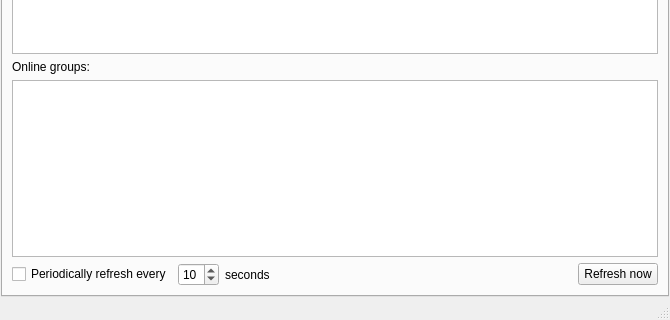
This is ddcn_control/MainWindow.ui in mgottschlag/ddcn as Qt 5 draws it before an edit; both pictures show x 0 to 670 and y 208 to 528 of the 670 by 528 pixel window. The edited form follows.
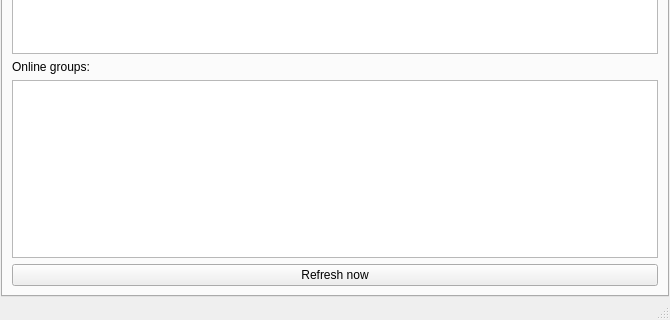
This is the edited form. The open tabs and pages were chosen to show the change. Icons and pictures are not drawn.

Commit message:
ddcn_control: Removed widgets to automatically refresh the network status.
This will not be implemented in time and is not of much use anyways.

```diff
--- a/ddcn_control/MainWindow.ui
+++ b/ddcn_control/MainWindow.ui
@@ -279,47 +279,17 @@
           </property>
          </widget>
         </item>
-        <item row="4" column="0">
-         <widget class="QCheckBox" name="autoRefresh">
-          <property name="text">
-           <string>Periodically refresh every</string>
-          </property>
-         </widget>
-        </item>
-        <item row="4" column="1">
-         <widget class="QSpinBox" name="refreshInterval">
-          <property name="minimum">
-           <number>1</number>
-          </property>
-          <property name="value">
-           <number>10</number>
-          </property>
-         </widget>
-        </item>
-        <item row="4" column="2">
-         <widget class="QLabel" name="label_8">
-          <property name="sizePolicy">
-           <sizepolicy hsizetype="Expanding" vsizetype="Preferred">
-            <horstretch>0</horstretch>
-            <verstretch>0</verstretch>
-           </sizepolicy>
-          </property>
-          <property name="text">
-           <string>seconds</string>
-          </property>
-         </widget>
-        </item>
-        <item row="4" column="3">
+        <item row="4" column="0" colspan="3">
          <widget class="QPushButton" name="refreshButton">
           <property name="text">
            <string>Refresh now</string>
           </property>
          </widget>
         </item>
-        <item row="1" column="0" colspan="4">
+        <item row="1" column="0" colspan="3">
          <widget class="QTreeView" name="onlinePeerList"/>
         </item>
-        <item row="3" column="0" colspan="4">
+        <item row="3" column="0" colspan="3">
          <widget class="QTreeView" name="onlineGroupList"/>
         </item>
        </layout>
```
Left out of the diff: 32 changed lines with no effect on the pictures.
